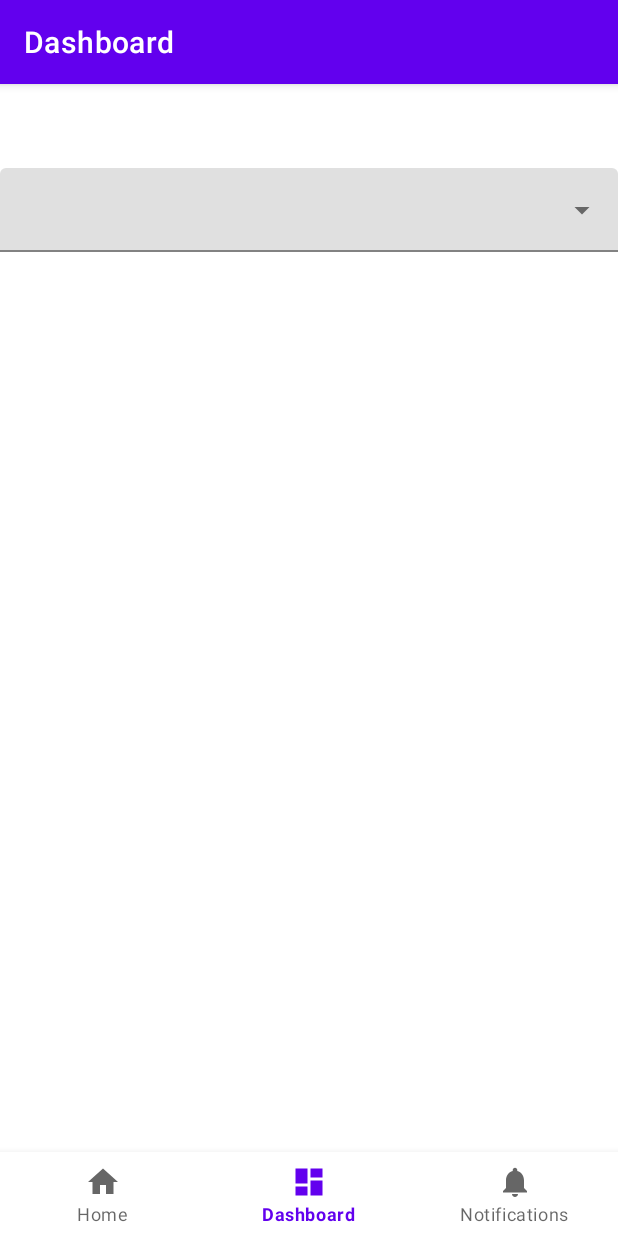
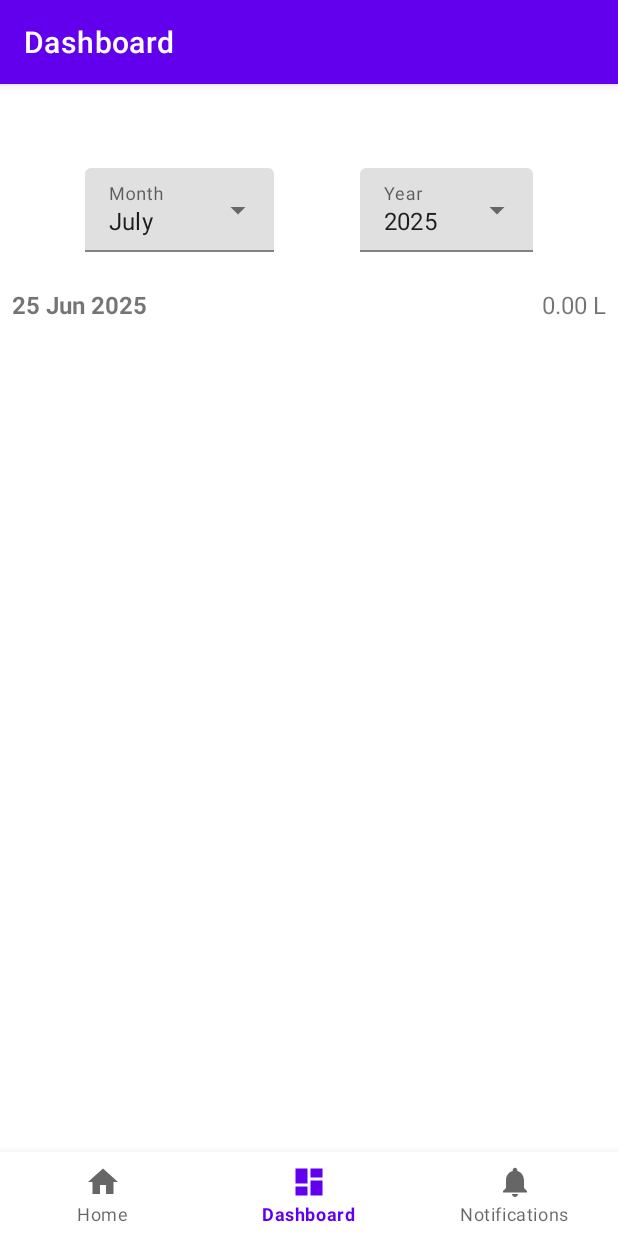
Before and after one commit to Ni3verma/Doodh-Tracker, an Android app: the DashboardFragment screen opened through its navigation route, on a phone screen of 412 x 824 dp. Run offline under Robolectric (Android 15) with nearby library versions, the phone set to English and light mode, and no system bars; our stand-ins replace Room's generated code, navigation-ui.

```diff
--- a/app/src/main/java/com/andryoga/doodh/MainActivity.kt
+++ b/app/src/main/java/com/andryoga/doodh/MainActivity.kt
@@ -1,13 +1,13 @@
 package com.andryoga.doodh
 
 import android.os.Bundle
-import com.google.android.material.bottomnavigation.BottomNavigationView
 import androidx.appcompat.app.AppCompatActivity
 import androidx.navigation.findNavController
 import androidx.navigation.ui.AppBarConfiguration
 import androidx.navigation.ui.setupActionBarWithNavController
 import androidx.navigation.ui.setupWithNavController
 import com.andryoga.doodh.databinding.ActivityMainBinding
+import com.google.android.material.bottomnavigation.BottomNavigationView
 
 class MainActivity : AppCompatActivity() {
 
--- a/app/src/main/java/com/andryoga/doodh/MyApplication.kt
+++ b/app/src/main/java/com/andryoga/doodh/MyApplication.kt
@@ -4,7 +4,7 @@ import android.app.Application
 import com.andryoga.doodh.data.db.AppDatabase
 import com.andryoga.doodh.data.db.DoodhDao
 
-class MyApplication: Application() {
+class MyApplication : Application() {
     val database: AppDatabase by lazy { AppDatabase.getDatabase(this) }
     val doodhDao: DoodhDao by lazy { database.doodhDao() }
 }
--- a/app/src/main/java/com/andryoga/doodh/data/db/AppDatabase.kt
+++ b/app/src/main/java/com/andryoga/doodh/data/db/AppDatabase.kt
@@ -21,8 +21,7 @@ abstract class AppDatabase : RoomDatabase() {
                     context.applicationContext,
                     AppDatabase::class.java,
                     "doodh_tracker_db"
-                ).
-                    fallbackToDestructiveMigration().build()
+                ).fallbackToDestructiveMigration().build()
                 INSTANCE = instance
                 instance
             }
--- a/app/src/main/java/com/andryoga/doodh/data/db/DoodhDao.kt
+++ b/app/src/main/java/com/andryoga/doodh/data/db/DoodhDao.kt
@@ -5,8 +5,6 @@ import androidx.room.Insert
 import androidx.room.OnConflictStrategy
 import androidx.room.Query
 import kotlinx.coroutines.flow.Flow
-import java.time.LocalDate
-import java.util.Date
 
 @Dao
 interface DoodhDao {
@@ -20,5 +18,8 @@ interface DoodhDao {
     fun getAllDoodhRecords(): Flow<List<DoodhEntity>>
 
     @Query("SELECT * FROM doodh WHERE month = :month AND year = :year ORDER BY day ASC")
-    fun getDoodhRecordsForMonth(month: Int, year: Int): Flow<List<DoodhEntity>>
+    fun getDoodhRecordsForMonth(month: Int, year: Int): List<DoodhEntity>
+
+    @Query("SELECT DISTINCT year FROM doodh ORDER BY year DESC")
+    fun getAllDistinctYears(): Array<Int>
 }
--- a/app/src/main/java/com/andryoga/doodh/data/db/DoodhEntity.kt
+++ b/app/src/main/java/com/andryoga/doodh/data/db/DoodhEntity.kt
@@ -2,8 +2,6 @@ package com.andryoga.doodh.data.db
 
 import androidx.room.ColumnInfo
 import androidx.room.Entity
-import androidx.room.PrimaryKey
-import java.util.Date
 
 @Entity(tableName = "doodh", primaryKeys = ["day", "month", "year"])
 data class DoodhEntity(
--- a/app/src/main/java/com/andryoga/doodh/models/Date.kt
+++ b/app/src/main/java/com/andryoga/doodh/models/Date.kt
@@ -1,7 +1,7 @@
 package com.andryoga.doodh.models
 
 data class Date(
-    val day:Int,
-    val month:Int,
-    val year:Int
+    val day: Int,
+    val month: Int,
+    val year: Int
 )
--- a/app/src/main/java/com/andryoga/doodh/ui/dashboard/DashboardFragment.kt
+++ b/app/src/main/java/com/andryoga/doodh/ui/dashboard/DashboardFragment.kt
@@ -4,10 +4,12 @@ import android.os.Bundle
 import android.view.LayoutInflater
 import android.view.View
 import android.view.ViewGroup
-import android.widget.TextView
 import androidx.fragment.app.Fragment
-import androidx.lifecycle.ViewModelProvider
+import androidx.fragment.app.viewModels
+import com.andryoga.doodh.MyApplication
 import com.andryoga.doodh.databinding.FragmentDashboardBinding
+import com.andryoga.doodh.utils.Constants
+import java.util.Calendar
 
 class DashboardFragment : Fragment() {
 
@@ -16,17 +18,54 @@ class DashboardFragment : Fragment() {
     // This property is only valid between onCreateView and
     // onDestroyView.
     private val binding get() = _binding!!
+    private val recordAdapter = DoodhRecordAdapter()
 
     override fun onCreateView(
         inflater: LayoutInflater,
         container: ViewGroup?,
         savedInstanceState: Bundle?
     ): View {
-        val dashboardViewModel =
-            ViewModelProvider(this).get(DashboardViewModel::class.java)
+        val dashboardViewModel: DashboardViewModel by viewModels {
+            // Get the DAO from your Application class
+            val application = requireActivity().application as MyApplication
+            DashboardViewModelFactory(application.doodhDao)
+        }
 
         _binding = FragmentDashboardBinding.inflate(inflater, container, false)
         val root: View = binding.root
+
+        binding.monthTv.setSimpleItems(Constants.MONTH_TEXT)
+        binding.monthTv.setText(
+            Constants.MONTH_TEXT[Calendar.getInstance().get(Calendar.MONTH)],
+            false
+        )
+        binding.yearTv.setText(Calendar.getInstance().get(Calendar.YEAR).toString(), false)
+
+        binding.records.adapter = recordAdapter
+
+        binding.monthTv.setOnItemClickListener { parent, view, position, id ->
+            val selectedMonth = position
+            val selectedYear = binding.yearTv.text.toString().toInt()
+
+            dashboardViewModel.getRecords(selectedMonth, selectedYear)
+        }
+
+        binding.yearTv.setOnItemClickListener { parent, view, position, id ->
+            val selectedMonth = binding.monthTv.text.toString().toInt()
+            val selectedYear = parent.getItemAtPosition(position).toString().toInt()
+
+            dashboardViewModel.getRecords(selectedMonth, selectedYear)
+        }
+
+        dashboardViewModel.yearItems.observe(viewLifecycleOwner) { items ->
+            binding.yearTv.setSimpleItems(items.map { it.toString() }.toTypedArray())
+        }
+
+        dashboardViewModel.recordsOfMonth.observe(viewLifecycleOwner) { records ->
+            binding.totalQty.text = "Total Qty: ${records.sumOf { it.qty }} Litres"
+            recordAdapter.submitList(records)
+        }
+
         return root
     }
 
--- a/app/src/main/java/com/andryoga/doodh/ui/dashboard/DashboardViewModel.kt
+++ b/app/src/main/java/com/andryoga/doodh/ui/dashboard/DashboardViewModel.kt
@@ -3,11 +3,57 @@ package com.andryoga.doodh.ui.dashboard
 import androidx.lifecycle.LiveData
 import androidx.lifecycle.MutableLiveData
 import androidx.lifecycle.ViewModel
+import androidx.lifecycle.ViewModelProvider
+import androidx.lifecycle.viewModelScope
+import com.andryoga.doodh.data.db.DoodhDao
+import com.andryoga.doodh.data.db.DoodhEntity
+import kotlinx.coroutines.Dispatchers
+import kotlinx.coroutines.launch
+import java.util.Calendar
 
-class DashboardViewModel : ViewModel() {
+class DashboardViewModel(
+    private val doodhDao: DoodhDao
+) : ViewModel() {
+    private val _yearItems = MutableLiveData<Array<Int>>()
+    val yearItems: LiveData<Array<Int>> = _yearItems
 
-    private val _text = MutableLiveData<String>().apply {
-        value = "This is dashboard Fragment"
+    private val _recordsOfMonth = MutableLiveData<List<DoodhEntity>>()
+    val recordsOfMonth: LiveData<List<DoodhEntity>> = _recordsOfMonth
+
+    init {
+        viewModelScope.launch(Dispatchers.IO) {
+            _yearItems.postValue(
+                doodhDao.getAllDistinctYears()
+            )
+
+            val calendar = Calendar.getInstance()
+            getRecords(
+                calendar.get(Calendar.MONTH),
+                calendar.get(Calendar.YEAR)
+            )
+        }
     }
-    val text: LiveData<String> = _text
+
+    fun getRecords(month: Int, year: Int) {
+        viewModelScope.launch(Dispatchers.IO) {
+            _recordsOfMonth.postValue(
+                doodhDao.getDoodhRecordsForMonth(
+                    month, year
+                )
+            )
+        }
+
+    }
+
 }
+
+class DashboardViewModelFactory(private val doodhDao: DoodhDao) : ViewModelProvider.Factory {
+
+    override fun <T : ViewModel> create(modelClass: Class<T>): T {
+        if (modelClass.isAssignableFrom(DashboardViewModel::class.java)) {
+            @Suppress("UNCHECKED_CAST")
+            return DashboardViewModel(doodhDao) as T
+        }
+        throw IllegalArgumentException("Unknown ViewModel class")
+    }
+}
--- /dev/null
+++ b/app/src/main/java/com/andryoga/doodh/ui/dashboard/DoodhRecordAdapter.kt
@@ -0,0 +1,58 @@
+package com.andryoga.doodh.ui.dashboard
+
+import android.view.LayoutInflater
+import android.view.View
+import android.view.ViewGroup
+import android.widget.TextView
+import androidx.recyclerview.widget.DiffUtil
+import androidx.recyclerview.widget.ListAdapter
+import androidx.recyclerview.widget.RecyclerView
+import com.andryoga.doodh.R
+import com.andryoga.doodh.data.db.DoodhEntity
+import java.text.SimpleDateFormat
+import java.util.Calendar
+import java.util.Locale
+
+class DoodhRecordAdapter :
+    ListAdapter<DoodhEntity, DoodhRecordAdapter.DoodhRecordViewHolder>(DoodhRecordDiffCallback()) {
+
+    override fun onCreateViewHolder(parent: ViewGroup, viewType: Int): DoodhRecordViewHolder {
+        val view = LayoutInflater.from(parent.context)
+            .inflate(R.layout.list_item_doodh_record, parent, false)
+        return DoodhRecordViewHolder(view)
+    }
+
+    override fun onBindViewHolder(holder: DoodhRecordViewHolder, position: Int) {
+        val current = getItem(position)
+        holder.bind(current)
+    }
+
+    inner class DoodhRecordViewHolder(itemView: View) : RecyclerView.ViewHolder(itemView) {
+        private val dateTextView: TextView = itemView.findViewById(R.id.dateTextView)
+        private val qtyTextView: TextView = itemView.findViewById(R.id.qtyTextView)
+
+        fun bind(doodhRecord: DoodhEntity) {
+            val calendar = Calendar.getInstance().apply {
+                set(doodhRecord.year, doodhRecord.month - 1, doodhRecord.day)
+                set(Calendar.HOUR_OF_DAY, 0)
+                set(Calendar.MINUTE, 0)
+                set(Calendar.SECOND, 0)
+                set(Calendar.MILLISECOND, 0)
+            }
+            val date = calendar.time
+            val dateFormat = SimpleDateFormat("dd MMM yyyy", Locale.getDefault())
+            dateTextView.text = dateFormat.format(date)
+            qtyTextView.text = "${String.format("%.2f", doodhRecord.qty)} L"
+        }
+    }
+}
+
+class DoodhRecordDiffCallback : DiffUtil.ItemCallback<DoodhEntity>() {
+    override fun areItemsTheSame(oldItem: DoodhEntity, newItem: DoodhEntity): Boolean {
+        return oldItem.day == newItem.day && oldItem.month == newItem.month && oldItem.year == newItem.year
+    }
+
+    override fun areContentsTheSame(oldItem: DoodhEntity, newItem: DoodhEntity): Boolean {
+        return oldItem == newItem
+    }
+}
--- a/app/src/main/java/com/andryoga/doodh/ui/home/HomeFragment.kt
+++ b/app/src/main/java/com/andryoga/doodh/ui/home/HomeFragment.kt
@@ -1,7 +1,6 @@
 package com.andryoga.doodh.ui.home
 
 import android.os.Bundle
-import android.util.Log
 import android.view.LayoutInflater
 import android.view.View
 import android.view.ViewGroup
--- a/app/src/main/java/com/andryoga/doodh/ui/home/HomeViewModel.kt
+++ b/app/src/main/java/com/andryoga/doodh/ui/home/HomeViewModel.kt
@@ -37,10 +37,11 @@ class HomeViewModel(
             }
         }
     }
+
     fun onSaveClick(qty: Double) {
         viewModelScope.launch(Dispatchers.IO) {
             val date = _currentSelectedDate.value!!
-            doodhDao.insertDoodhRecord(DoodhEntity( date.day, date.month, date.year,qty))
+            doodhDao.insertDoodhRecord(DoodhEntity(date.day, date.month, date.year, qty))
         }
     }
 
@@ -49,7 +50,7 @@ class HomeViewModel(
     }
 }
 
-class HomeViewModelFactory(private val doodhDao: DoodhDao): ViewModelProvider.Factory {
+class HomeViewModelFactory(private val doodhDao: DoodhDao) : ViewModelProvider.Factory {
 
     override fun <T : ViewModel> create(modelClass: Class<T>): T {
         if (modelClass.isAssignableFrom(HomeViewModel::class.java)) {
--- /dev/null
+++ b/app/src/main/java/com/andryoga/doodh/utils/Constants.kt
@@ -0,0 +1,18 @@
+package com.andryoga.doodh.utils
+
+object Constants {
+    val MONTH_TEXT = arrayOf(
+        "Jan",
+        "Feb",
+        "March",
+        "April",
+        "May",
+        "June",
+        "July",
+        "Aug",
+        "Sept",
+        "Oct",
+        "Nov",
+        "Dec"
+    )
+}
--- a/app/src/main/res/layout/fragment_dashboard.xml
+++ b/app/src/main/res/layout/fragment_dashboard.xml
@@ -6,31 +6,64 @@
     android:layout_height="match_parent"
     tools:context=".ui.dashboard.DashboardFragment">
 
-<!--        <com.google.android.material.textfield.TextInputLayout-->
-<!--            android:layout_width="match_parent"-->
-<!--            android:layout_height="wrap_content"-->
-<!--            app:layout_constraintStart_toStartOf="parent"-->
-<!--            app:layout_constraintTop_toTopOf="parent">-->
-
-<!--                <com.google.android.material.textfield.TextInputEditText-->
-<!--                    android:layout_width="match_parent"-->
-<!--                    android:layout_height="wrap_content"/>-->
-<!--        </com.google.android.material.textfield.TextInputLayout>-->
-
     <com.google.android.material.textfield.TextInputLayout
-            android:id="@+id/menu"
+        android:id="@+id/month"
         style="@style/Widget.MaterialComponents.TextInputLayout.FilledBox.ExposedDropdownMenu"
-            android:layout_width="match_parent"
+        android:layout_width="wrap_content"
         android:layout_height="wrap_content"
+        android:hint="Month"
+        app:layout_constraintEnd_toStartOf="@+id/year"
+        app:layout_constraintHorizontal_bias="0.5"
+        app:layout_constraintHorizontal_chainStyle="spread"
         app:layout_constraintStart_toStartOf="parent"
         app:layout_constraintTop_toTopOf="parent">
 
-                <AutoCompleteTextView
+        <com.google.android.material.textfield.MaterialAutoCompleteTextView
+            android:id="@+id/month_tv"
             android:layout_width="match_parent"
             android:layout_height="wrap_content"
             android:inputType="none"
-                    app:simpleItems="@array/items"
-                    />
+            app:simpleItems="@array/items" />
+    </com.google.android.material.textfield.TextInputLayout>
 
+    <com.google.android.material.textfield.TextInputLayout
+        android:id="@+id/year"
+        style="@style/Widget.MaterialComponents.TextInputLayout.FilledBox.ExposedDropdownMenu"
+        android:layout_width="wrap_content"
+        android:layout_height="wrap_content"
+        android:hint="Year"
+        app:layout_constraintEnd_toEndOf="parent"
+        app:layout_constraintHorizontal_bias="0.5"
+        app:layout_constraintStart_toEndOf="@+id/month"
+        app:layout_constraintTop_toTopOf="parent">
+
+        <com.google.android.material.textfield.MaterialAutoCompleteTextView
+            android:id="@+id/year_tv"
+            android:layout_width="match_parent"
+            android:layout_height="wrap_content"
+            android:inputType="none"
+            app:simpleItems="@array/items" />
     </com.google.android.material.textfield.TextInputLayout>
+
+    <androidx.recyclerview.widget.RecyclerView
+        android:id="@+id/records"
+        android:layout_width="match_parent"
+        android:layout_height="600dp"
+        android:scrollbars="vertical"
+        tools:listitem="@layout/list_item_doodh_record"
+        app:layout_constraintTop_toBottomOf="@id/month"
+        android:layout_marginTop="16dp"
+        app:layoutManager="androidx.recyclerview.widget.LinearLayoutManager"/>
+
+    <TextView
+        android:id="@+id/totalQty"
+        android:layout_width="wrap_content"
+        android:layout_height="wrap_content"
+        app:layout_constraintStart_toStartOf="parent"
+        app:layout_constraintEnd_toEndOf="parent"
+        app:layout_constraintTop_toBottomOf="@id/records"
+        tools:text="Total Qty = 50 Litres"
+        android:layout_marginTop="16dp"
+        android:textStyle="bold"/>
+
 </androidx.constraintlayout.widget.ConstraintLayout>
--- /dev/null
+++ b/app/src/main/res/layout/list_item_doodh_record.xml
@@ -0,0 +1,25 @@
+<?xml version="1.0" encoding="utf-8"?>
+<LinearLayout xmlns:android="http://schemas.android.com/apk/res/android"
+    xmlns:tools="http://schemas.android.com/tools"
+    android:layout_width="match_parent"
+    android:layout_height="wrap_content"
+    android:orientation="horizontal"
+    android:padding="8dp">
+
+    <TextView
+        android:id="@+id/dateTextView"
+        android:layout_width="0dp"
+        android:layout_height="wrap_content"
+        android:layout_weight="1"
+        android:textSize="16sp"
+        tools:text="25 July 2025"
+        android:textStyle="bold" />
+
+    <TextView
+        android:id="@+id/qtyTextView"
+        android:layout_width="wrap_content"
+        android:layout_height="wrap_content"
+        android:textSize="16sp"
+        tools:text="1.5L"/>
+
+</LinearLayout>
```
Lines whose indentation alone changed are shown as unchanged.
